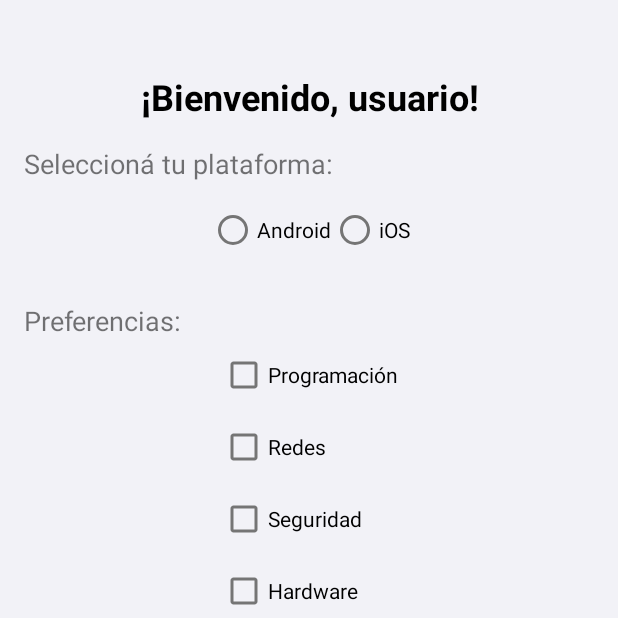
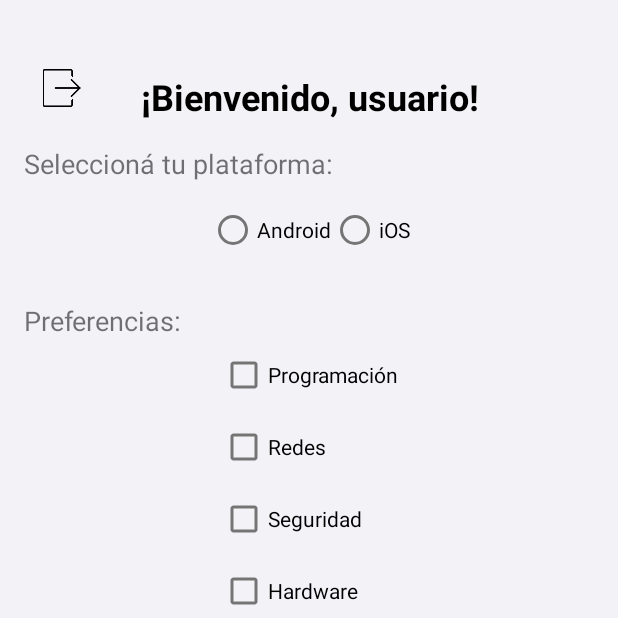
Before and after one commit to RodrigoCapreDev/Grupo5_AplicacionesMoviles, an Android app: the BienvenidaActivity screen opened directly, with no data from a screen before it, on a phone screen of 412 x 824 dp, the top half of it. Run offline under Robolectric (Android 15) with nearby library versions, the phone set to English and light mode, and no system bars.

Commit message:
Se agregaron botones de volver atras y su funcionalidad

```diff
--- a/TP1/app/src/main/java/com/grupo5/app1/BienvenidaActivity.kt
+++ b/TP1/app/src/main/java/com/grupo5/app1/BienvenidaActivity.kt
@@ -10,6 +10,11 @@ class BienvenidaActivity : AppCompatActivity() {
     override fun onCreate(savedInstanceState: Bundle?) {
         super.onCreate(savedInstanceState)
         setContentView(R.layout.activity_bienvenida)
+
+        val ivLogout = findViewById<ImageView>(R.id.ivLogout)
+        ivLogout.setOnClickListener {
+            finish()
+        }
 
         // Bienvenida con nombre
         val nombre = intent.getStringExtra("NOMBRE") ?: "usuario"
--- a/TP1/app/src/main/java/com/grupo5/app1/ForgotPasswordActivity.kt
+++ b/TP1/app/src/main/java/com/grupo5/app1/ForgotPasswordActivity.kt
@@ -6,10 +6,12 @@ import android.widget.Button
 import android.widget.EditText
 import android.widget.Toast
 import androidx.appcompat.app.AppCompatActivity
+import android.widget.ImageView
 
 class ForgotPasswordActivity : AppCompatActivity() {
     private lateinit var etEmail: EditText
     private lateinit var btnSend: Button
+    private lateinit var ivBack: ImageView
 
     override fun onCreate(savedInstanceState: Bundle?) {
         super.onCreate(savedInstanceState)
@@ -17,7 +19,11 @@ class ForgotPasswordActivity : AppCompatActivity() {
 
         etEmail = findViewById(R.id.etEmail)
         btnSend = findViewById(R.id.btnSend)
+        ivBack = findViewById(R.id.ivBack)
 
+        ivBack.setOnClickListener {
+            finish()
+        }
         btnSend.setOnClickListener {
             val email = etEmail.text.toString().trim()
             if (email.isEmpty() || !Patterns.EMAIL_ADDRESS.matcher(email).matches()) {
--- a/TP1/app/src/main/java/com/grupo5/app1/RegisterActivity.kt
+++ b/TP1/app/src/main/java/com/grupo5/app1/RegisterActivity.kt
@@ -6,6 +6,7 @@ import androidx.appcompat.app.AppCompatActivity
 import androidx.core.view.ViewCompat
 import androidx.core.view.WindowInsetsCompat
 import android.widget.EditText
+import android.widget.ImageView
 import android.widget.Button
 import android.widget.Toast
 import android.util.Patterns
@@ -18,6 +19,7 @@ class RegisterActivity : AppCompatActivity() {
     private lateinit var etPassword: EditText
     private lateinit var etRepeatPassword: EditText
     private lateinit var btnRegister: Button
+    private lateinit var ivBack: ImageView
 
     override fun onCreate(savedInstanceState: Bundle?) {
         super.onCreate(savedInstanceState)
@@ -28,7 +30,11 @@ class RegisterActivity : AppCompatActivity() {
         etPassword = findViewById(R.id.etPassword)
         etRepeatPassword = findViewById(R.id.etRepeatPassword)
         btnRegister = findViewById(R.id.btnRegister)
+        ivBack = findViewById(R.id.ivBack)
 
+        ivBack.setOnClickListener {
+            finish()
+        }
         btnRegister.setOnClickListener {
             val nombre = etNombre.text.toString().trim()
             val email = etEmail.text.toString().trim()
--- a/TP1/app/src/main/res/layout/activity_bienvenida.xml
+++ b/TP1/app/src/main/res/layout/activity_bienvenida.xml
@@ -142,5 +142,15 @@
             app:layout_constraintStart_toStartOf="parent"
             app:layout_constraintEnd_toEndOf="parent" />
 
+        <ImageView
+            android:id="@+id/ivLogout"
+            android:layout_width="30dp"
+            android:layout_height="25dp"
+            android:layout_marginStart="10dp"
+            android:layout_marginTop="30dp"
+            app:layout_constraintStart_toStartOf="parent"
+            app:layout_constraintTop_toTopOf="parent"
+            app:srcCompat="@drawable/logout" />
+
     </androidx.constraintlayout.widget.ConstraintLayout>
 </ScrollView>
--- a/TP1/app/src/main/res/layout/activity_forgotpassword.xml
+++ b/TP1/app/src/main/res/layout/activity_forgotpassword.xml
@@ -65,11 +65,11 @@
         app:layout_constraintTop_toBottomOf="@+id/etEmail" />
 
     <ImageView
-        android:id="@+id/imageView"
+        android:id="@+id/ivBack"
         android:layout_width="30dp"
         android:layout_height="25dp"
         android:layout_marginStart="15dp"
-        android:layout_marginTop="50dp"
+        android:layout_marginTop="40dp"
         app:layout_constraintStart_toStartOf="parent"
         app:layout_constraintTop_toTopOf="parent"
         app:srcCompat="@drawable/back" />
```
Also changed, not shown: TP1/app/src/main/res/layout/activity_register.xml (+10 -0 lines), TP1/app/src/main/res/drawable/logout.png (added).
